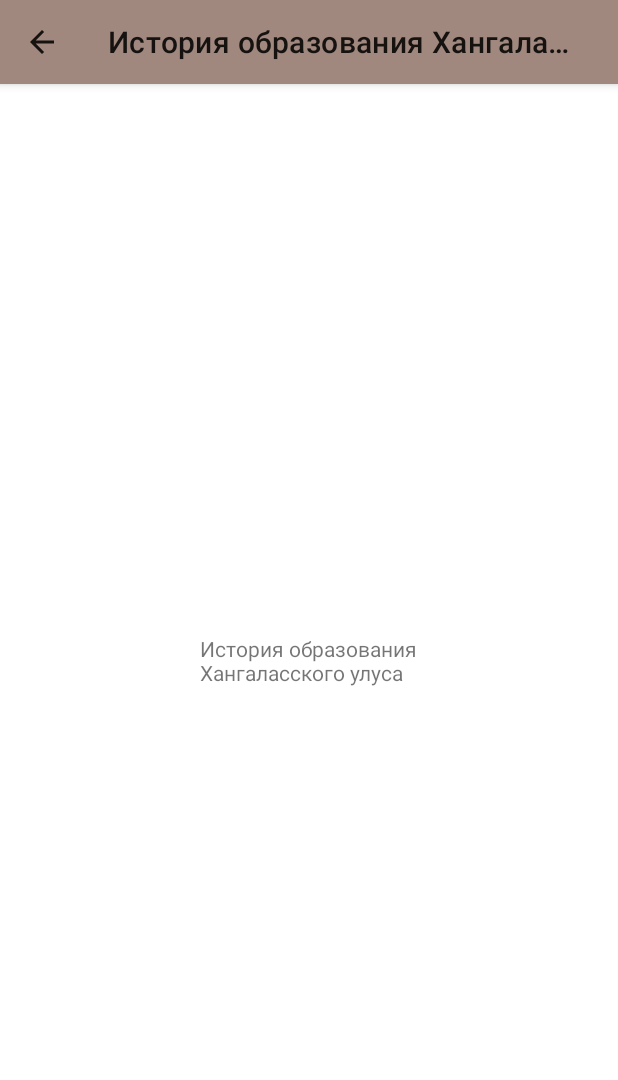
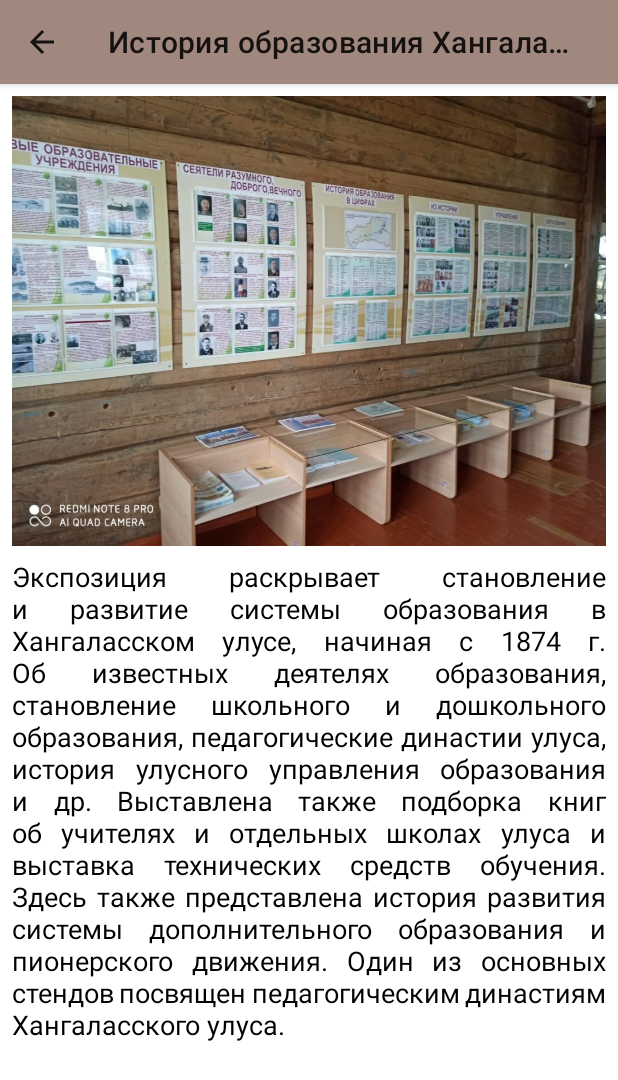
Before and after one commit to brearey/AudioGuide, an Android app: the screen it shows after launch (ExpositionActivity), after a tap on an icon or button, on a phone screen of 412 x 824 dp. Shown: the top 1080 px of the screen. Run offline under Robolectric (Android 15) with nearby library versions, the phone set to English and light mode, and no system bars.

Commit message:
# added description label for Exposition.kt # ExpositionActivity.kt прием extras и вывод названия в setTitle, описания и картинки экспозиции # MainActivity.kt onPause onResume onStop depending from player # Repository.kt added two desc # simple layout for activity_exposition.xml

```diff
--- a/app/src/main/java/ru/oktemsec/audioguide/Exposition.kt
+++ b/app/src/main/java/ru/oktemsec/audioguide/Exposition.kt
@@ -1,3 +1,3 @@
 package ru.oktemsec.audioguide
 
-data class Exposition(val name: Int, val imageResource: Int)
+data class Exposition(val name: Int, val imageResource: Int, val description: String)
--- a/app/src/main/java/ru/oktemsec/audioguide/ExpositionActivity.kt
+++ b/app/src/main/java/ru/oktemsec/audioguide/ExpositionActivity.kt
@@ -2,6 +2,7 @@ package ru.oktemsec.audioguide
 
 import androidx.appcompat.app.AppCompatActivity
 import android.os.Bundle
+import android.widget.ImageView
 import android.widget.TextView
 
 class ExpositionActivity : AppCompatActivity() {
@@ -9,17 +10,25 @@ class ExpositionActivity : AppCompatActivity() {
         super.onCreate(savedInstanceState)
         setContentView(R.layout.activity_exposition)
 
-        //For test: display exposition name
-        val textView: TextView = findViewById(R.id.textView)
+        // Widgets vars
+        val expositionImageView = findViewById<ImageView>(R.id.exposition_image)
+        val expositionDescTextView = findViewById<TextView>(R.id.exposition_description)
+
+        //Get exposition from intent extras
         val expositionsList = Repository().expositionsList
         val expositionNameResource = expositionsList[intent.getIntExtra("index", expositionsList.size - 1)].name
-        textView.text = resources.getText(expositionNameResource)
+        val expositionImageResource = expositionsList[intent.getIntExtra("index", expositionsList.size - 1)].imageResource
+        val expositionDescription = expositionsList[intent.getIntExtra("index", expositionsList.size - 1)].description
 
-        // Toolbar
+        expositionImageView.setImageResource(expositionImageResource)
+        expositionDescTextView.text = expositionDescription
+
+        // Toolbar title and back button
         setTitle(expositionNameResource)
         supportActionBar?.setDisplayHomeAsUpEnabled(true)
     }
 
+    // Back button on toolbar
     override fun onSupportNavigateUp(): Boolean {
         onBackPressed()
         return super.onSupportNavigateUp()
--- a/app/src/main/java/ru/oktemsec/audioguide/MainActivity.kt
+++ b/app/src/main/java/ru/oktemsec/audioguide/MainActivity.kt
@@ -71,7 +71,8 @@ class MainActivity : AppCompatActivity() {
 
         // list of expositions
         val expositionsList: List<Exposition> = Repository().expositionsList
-        // Set listener
+
+        // Set listener all buttons and goto exposition activity with extras
         button0.setOnClickListener {
             val intent = Intent(this, ExpositionActivity::class.java)
             intent.putExtra("index", 0)
@@ -104,6 +105,21 @@ class MainActivity : AppCompatActivity() {
         }
     }
 
+    override fun onPause() {
+        super.onPause()
+        player.pause()
+    }
+
+    override fun onResume() {
+        super.onResume()
+        player.play()
+    }
+
+    override fun onStop() {
+        super.onStop()
+        player.pause()
+    }
+
     override fun onDestroy() {
         super.onDestroy()
         player.destroy()
--- a/app/src/main/java/ru/oktemsec/audioguide/Repository.kt
+++ b/app/src/main/java/ru/oktemsec/audioguide/Repository.kt
@@ -2,11 +2,11 @@ package ru.oktemsec.audioguide
 
 class Repository {
     val expositionsList: List<Exposition> = listOf(
-        Exposition(R.string.zal_istoria_obraz, R.drawable.zal_istoria_obraz),
-        Exposition(R.string.zal_alex_narod, R.drawable.zal_alex_narod),
-        Exposition(R.string.zal_class_soviet, R.drawable.zal_class_soviet),
-        Exposition(R.string.zal_school_in_soviet, R.drawable.zal_school_in_soviet),
-        Exposition(R.string.zal_new_history_school, R.drawable.zal_new_history_school),
-        Exposition(R.string.zal_kraeved_ugolok, R.drawable.zal_kraeved_ugolok),
+        Exposition(R.string.zal_istoria_obraz, R.drawable.zal_istoria_obraz, "Экспозиция раскрывает становление и развитие системы образования в Хангаласском улусе, начиная с 1874 г. Об известных деятелях образования, становление школьного и дошкольного образования, педагогические династии улуса, история улусного управления образования и др. Выставлена также подборка книг об учителях и отдельных школах улуса и выставка технических средств обучения. Здесь также представлена история развития системы дополнительного образования и пионерского движения. Один из основных стендов посвящен педагогическим династиям Хангаласского улуса."),
+        Exposition(R.string.zal_alex_narod, R.drawable.zal_alex_narod, "Экспозиция музея образования Хангаласского улуса открывается залом, посвященным деятельности Алексеевского народного училища (1874-1917гг). Здесь представлены копии фотографий, архивных документов, отчетов училища, газетных статей, свидетельствующих о деятельности народных учителей и сведения о выпускниках училища того времени. Среди экспонатов есть фотографии, архивные документы и сведения о первом учителе нашего улуса Неустроеве В.Г., о Широких А.Д.- общественно-политическом и государственном деятеле, благодаря которому построено в 1914 г. здание школы, в котором находится музей. Интересным документом является выдержка из статьи А. Линькова «Деятели по народному образованию» (журнал «Сибирский архив»), в котором указана дата открытия первой школы улуса – 6 января 1874 г. в 11ч. утра в здании, построенном на средства «…инородца Ивана Павлова» из Одунинского наслега."),
+        Exposition(R.string.zal_class_soviet, R.drawable.zal_class_soviet, ""),
+        Exposition(R.string.zal_school_in_soviet, R.drawable.zal_school_in_soviet, ""),
+        Exposition(R.string.zal_new_history_school, R.drawable.zal_new_history_school, ""),
+        Exposition(R.string.zal_kraeved_ugolok, R.drawable.zal_kraeved_ugolok, ""),
     )
 }
--- a/app/src/main/res/layout/activity_exposition.xml
+++ b/app/src/main/res/layout/activity_exposition.xml
@@ -4,15 +4,28 @@
     xmlns:tools="http://schemas.android.com/tools"
     android:layout_width="match_parent"
     android:layout_height="match_parent"
+    android:padding="8dp"
     tools:context=".ExpositionActivity">
 
+    <ImageView
+        android:id="@+id/exposition_image"
+        android:layout_width="match_parent"
+        android:layout_height="300dp"
+        android:scaleType="centerCrop"
+        app:layout_constraintStart_toStartOf="parent"
+        app:layout_constraintTop_toTopOf="parent"
+        app:layout_constraintEnd_toEndOf="parent"
+        app:srcCompat="@drawable/zal_alex_narod" />
     <TextView
-        android:id="@+id/textView"
-        android:layout_width="wrap_content"
-        android:layout_height="wrap_content"
-        android:text="TextView"
-        app:layout_constraintBottom_toBottomOf="parent"
+        android:id="@+id/exposition_description"
+        android:layout_marginTop="8dp"
+        app:layout_constraintTop_toBottomOf="@id/exposition_image"
+        app:layout_constraintStart_toStartOf="parent"
         app:layout_constraintEnd_toEndOf="parent"
-        app:layout_constraintStart_toStartOf="parent"
-        app:layout_constraintTop_toTopOf="parent" />
+        android:text="@string/test_desc"
+        android:justificationMode="inter_word"
+        android:textSize="18sp"
+        android:textColor="@color/primaryTextColor"
+        android:layout_width="match_parent"
+        android:layout_height="wrap_content"/>
 </androidx.constraintlayout.widget.ConstraintLayout>
--- a/app/src/main/res/values/strings.xml
+++ b/app/src/main/res/values/strings.xml
@@ -9,6 +9,8 @@
     <string name="zal_new_history_school">Новая история школы</string>
     <string name="zal_kraeved_ugolok">Краеведческий уголок</string>
 
+    <string name="test_desc">Экспозиция раскрывает становление и развитие системы образования в Хангаласском улусе, начиная с 1874 г. Об известных деятелях образования, становление школьного и дошкольного образования, педагогические династии улуса, история улусного управления образования и др. Выставлена также подборка книг об учителях и отдельных школах улуса и выставка технических средств обучения. Здесь также представлена история развития системы дополнительного образования и пионерского движения. Один из основных стендов посвящен педагогическим династиям Хангаласского улуса.</string>
+
     <string name="zal_okt_seven_years">Октемская семилетняя школа</string>
     <string name="welcome">Добро пожаловать</string>
     <string name="map">map</string>
```
